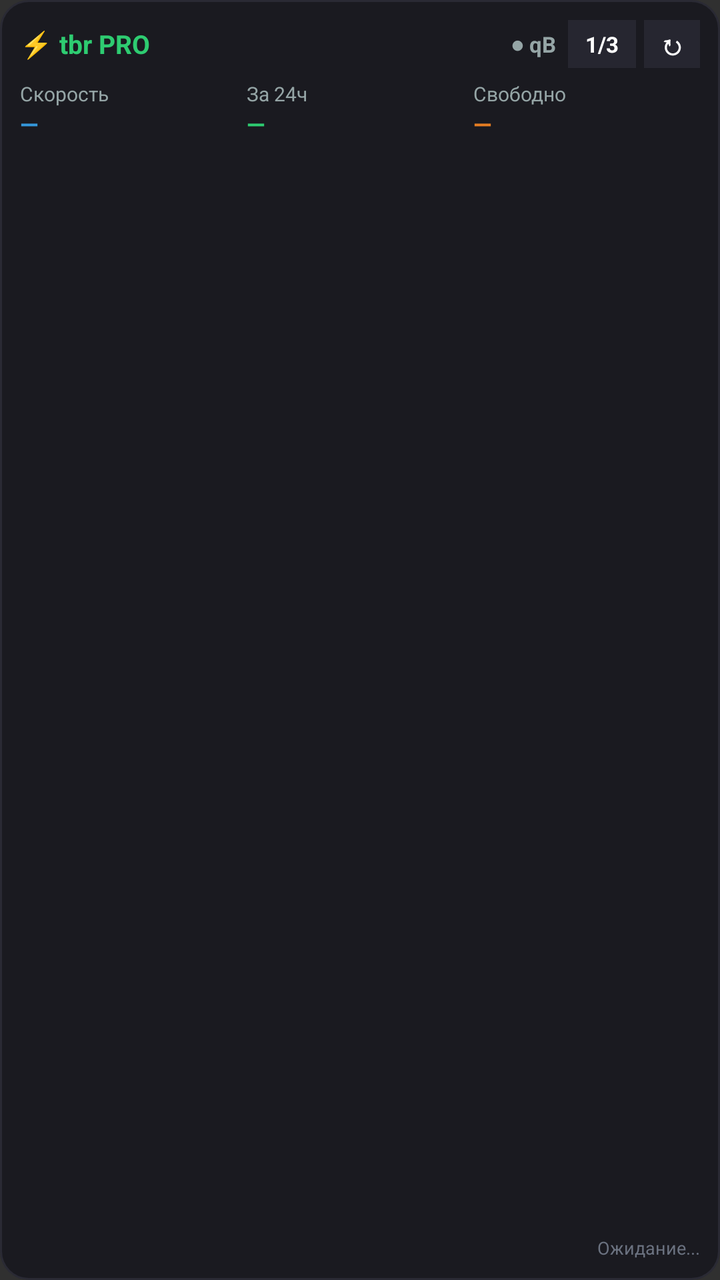
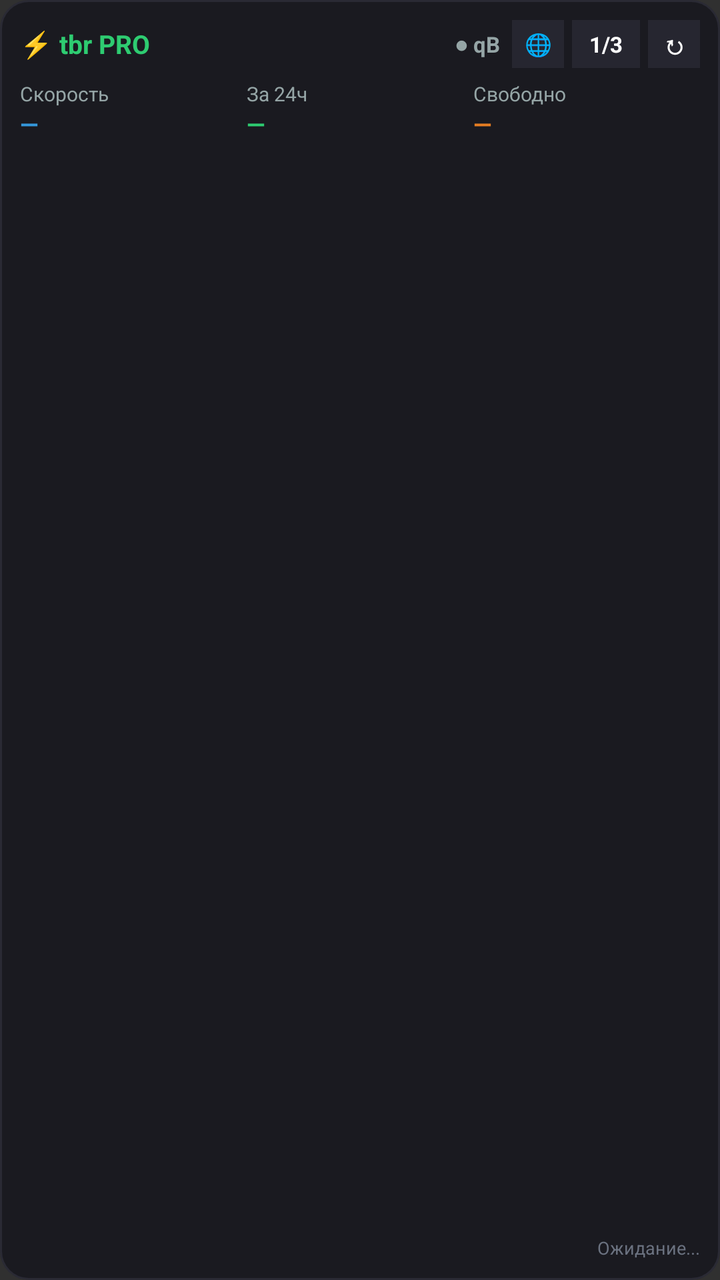

Screens rendered from an Android XML layout before and after an edit, with the pre-edit source and the edit as a unified diff.
<!-- AndroidManifest.xml: application theme Theme.AppCompat.NoActionBar -->
<!-- res/layout/widget_tbr.xml -->
<?xml version="1.0" encoding="utf-8"?>
<LinearLayout xmlns:android="http://schemas.android.com/apk/res/android"
    android:id="@+id/widget_root"
    android:layout_width="match_parent"
    android:layout_height="match_parent"
    android:background="@drawable/widget_bg"
    android:orientation="vertical"
    android:padding="10dp">

    <LinearLayout
        android:layout_width="match_parent"
        android:layout_height="wrap_content"
        android:gravity="center_vertical"
        android:orientation="horizontal">

        <TextView
            android:id="@+id/tv_title"
            android:layout_width="0dp"
            android:layout_height="wrap_content"
            android:layout_weight="1"
            android:text="⚡ tbr PRO"
            android:textColor="#2ECC71"
            android:textSize="13sp"
            android:textStyle="bold" />

        <TextView
            android:id="@+id/tv_qb_badge"
            android:layout_width="wrap_content"
            android:layout_height="wrap_content"
            android:layout_marginEnd="6dp"
            android:text="● qB"
            android:textColor="#95A5A6"
            android:textSize="11sp"
            android:textStyle="bold" />

        <TextView
            android:id="@+id/btn_chart_toggle"
            android:layout_width="34dp"
            android:layout_height="24dp"
            android:layout_marginEnd="4dp"
            android:background="#262630"
            android:gravity="center"
            android:text="1/3"
            android:textColor="#FFFFFF"
            android:textSize="11sp"
            android:textStyle="bold" />

        <TextView
            android:id="@+id/btn_refresh"
            android:layout_width="28dp"
            android:layout_height="24dp"
            android:background="#262630"
            android:gravity="center"
            android:text="↻"
            android:textColor="#FFFFFF"
            android:textSize="14sp"
            android:textStyle="bold" />
    </LinearLayout>

    <LinearLayout
        android:layout_width="match_parent"
        android:layout_height="wrap_content"
        android:layout_marginTop="6dp"
        android:orientation="horizontal">

        <LinearLayout
            android:layout_width="0dp"
            android:layout_height="wrap_content"
            android:layout_weight="1"
            android:orientation="vertical">
            <TextView
                android:layout_width="wrap_content"
                android:layout_height="wrap_content"
                android:text="Скорость"
                android:textColor="#95A5A6"
                android:textSize="10sp" />
            <TextView
                android:id="@+id/tv_speed"
                android:layout_width="wrap_content"
                android:layout_height="wrap_content"
                android:text="—"
                android:textColor="#3498DB"
                android:textSize="12sp"
                android:textStyle="bold" />
        </LinearLayout>

        <LinearLayout
            android:layout_width="0dp"
            android:layout_height="wrap_content"
            android:layout_weight="1"
            android:orientation="vertical">
            <TextView
                android:layout_width="wrap_content"
                android:layout_height="wrap_content"
                android:text="За 24ч"
                android:textColor="#95A5A6"
                android:textSize="10sp" />
            <TextView
                android:id="@+id/tv_24h"
                android:layout_width="wrap_content"
                android:layout_height="wrap_content"
                android:text="—"
                android:textColor="#2ECC71"
                android:textSize="12sp"
                android:textStyle="bold" />
        </LinearLayout>

        <LinearLayout
            android:layout_width="0dp"
            android:layout_height="wrap_content"
            android:layout_weight="1"
            android:orientation="vertical">
            <TextView
                android:layout_width="wrap_content"
                android:layout_height="wrap_content"
                android:text="Свободно"
                android:textColor="#95A5A6"
                android:textSize="10sp" />
            <TextView
                android:id="@+id/tv_disk"
                android:layout_width="wrap_content"
                android:layout_height="wrap_content"
                android:text="—"
                android:textColor="#E67E22"
                android:textSize="12sp"
                android:textStyle="bold" />
        </LinearLayout>
    </LinearLayout>

    <ImageView
        android:id="@+id/iv_chart_1"
        android:layout_width="match_parent"
        android:layout_height="0dp"
        android:layout_marginTop="6dp"
        android:layout_weight="1"
        android:scaleType="fitXY" />

    <ImageView
        android:id="@+id/iv_chart_2"
        android:layout_width="match_parent"
        android:layout_height="0dp"
        android:layout_marginTop="4dp"
        android:layout_weight="1"
        android:scaleType="fitXY"
        android:visibility="gone" />

    <ImageView
        android:id="@+id/iv_chart_3"
        android:layout_width="match_parent"
        android:layout_height="0dp"
        android:layout_marginTop="4dp"
        android:layout_weight="1"
        android:scaleType="fitXY"
        android:visibility="gone" />

    <TextView
        android:id="@+id/tv_footer"
        android:layout_width="match_parent"
        android:layout_height="wrap_content"
        android:layout_marginTop="3dp"
        android:gravity="end"
        android:text="Ожидание..."
        android:textColor="#6B7280"
        android:textSize="9sp" />
</LinearLayout>
<!-- resources referenced by this layout -->
<resources>
  <!-- drawable widget_bg (drawable) -->
  <?xml version="1.0" encoding="utf-8"?>
  <shape xmlns:android="http://schemas.android.com/apk/res/android">
      <solid android:color="#1A1A20" />
      <corners android:radius="14dp" />
      <stroke android:width="1dp" android:color="#2A2A34" />
  </shape>
</resources>

<!-- the commit's change to res/layout/widget_tbr.xml (unified diff, before → after) -->
@@ -34,6 +34,17 @@
             android:textStyle="bold" />
 
         <TextView
+            android:id="@+id/btn_open_web"
+            android:layout_width="26dp"
+            android:layout_height="24dp"
+            android:layout_marginEnd="4dp"
+            android:background="#262630"
+            android:gravity="center"
+            android:text="🌐"
+            android:textColor="#FFFFFF"
+            android:textSize="11sp" />
+
+        <TextView
             android:id="@+id/btn_chart_toggle"
             android:layout_width="34dp"
             android:layout_height="24dp"
@@ -47,13 +58,13 @@
 
         <TextView
             android:id="@+id/btn_refresh"
-            android:layout_width="28dp"
+            android:layout_width="26dp"
             android:layout_height="24dp"
             android:background="#262630"
             android:gravity="center"
             android:text="↻"
             android:textColor="#FFFFFF"
-            android:textSize="14sp"
+            android:textSize="13sp"
             android:textStyle="bold" />
     </LinearLayout>
 
